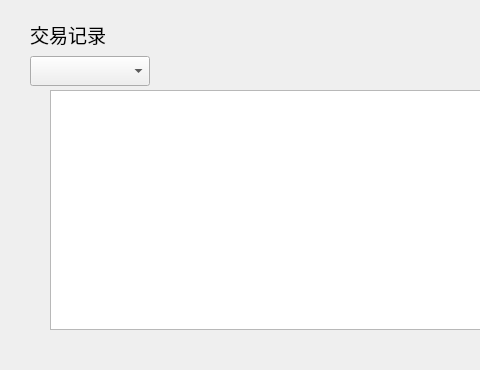
Qt form contact/ContactInfoHistoryWidget.ui (HcashOrg/hx-indicator) before a commit; both pictures show x 0 to 480 and y 0 to 370 of the 770 by 370 pixel window.
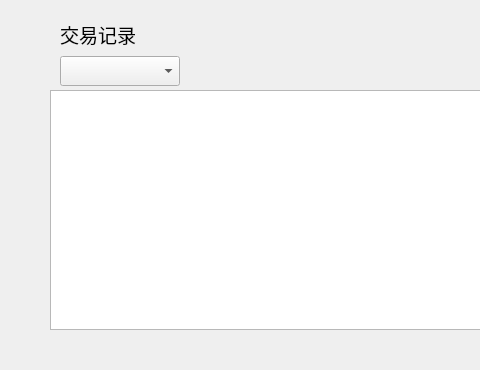
The same form after that commit.

The edit to the form file:
```diff
--- a/contact/ContactInfoHistoryWidget.ui
+++ b/contact/ContactInfoHistoryWidget.ui
@@ -21,7 +21,7 @@
   <widget class="QLabel" name="label">
    <property name="geometry">
     <rect>
-     <x>30</x>
+     <x>60</x>
      <y>14</y>
      <width>171</width>
      <height>40</height>
@@ -39,7 +39,7 @@
   <widget class="QComboBox" name="assetComboBox">
    <property name="geometry">
     <rect>
-     <x>30</x>
+     <x>60</x>
      <y>56</y>
      <width>120</width>
      <height>30</height>
```
